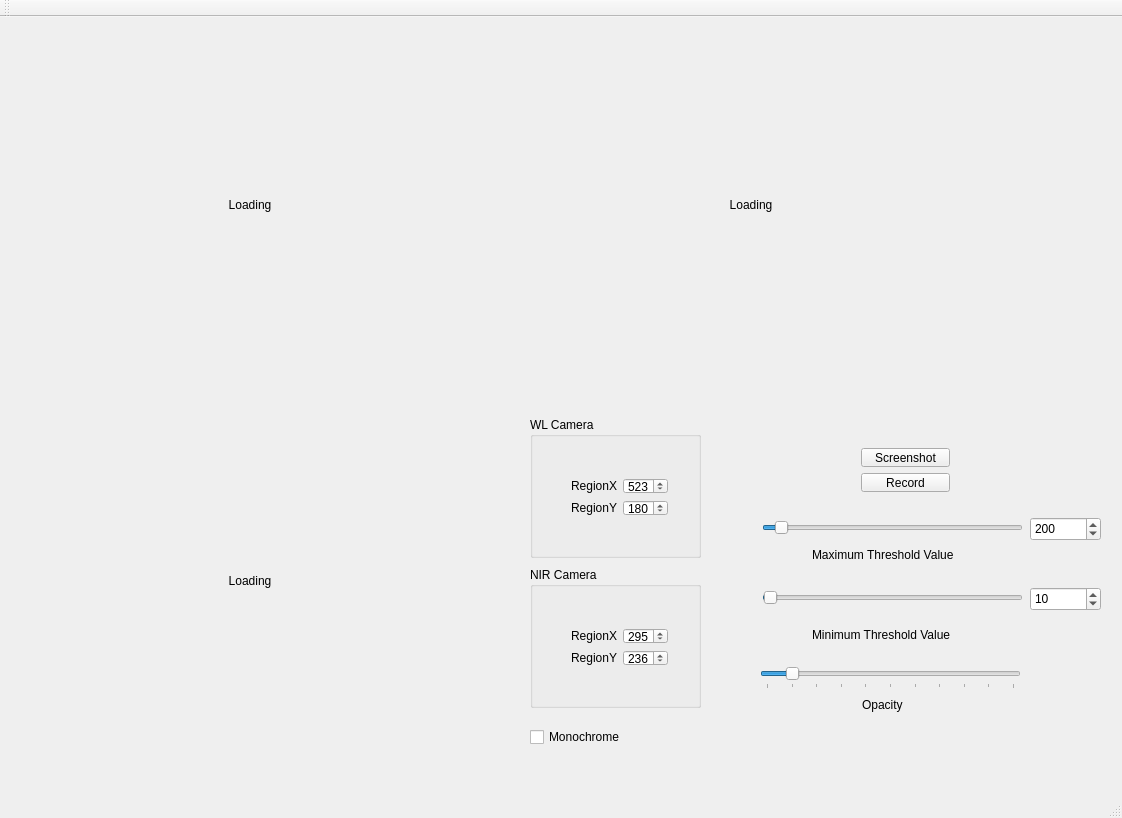
The window that multichannelviewer.ui (Solid-Sponge/MultiChannelViewer) describes before a commit, drawn with Qt 5.
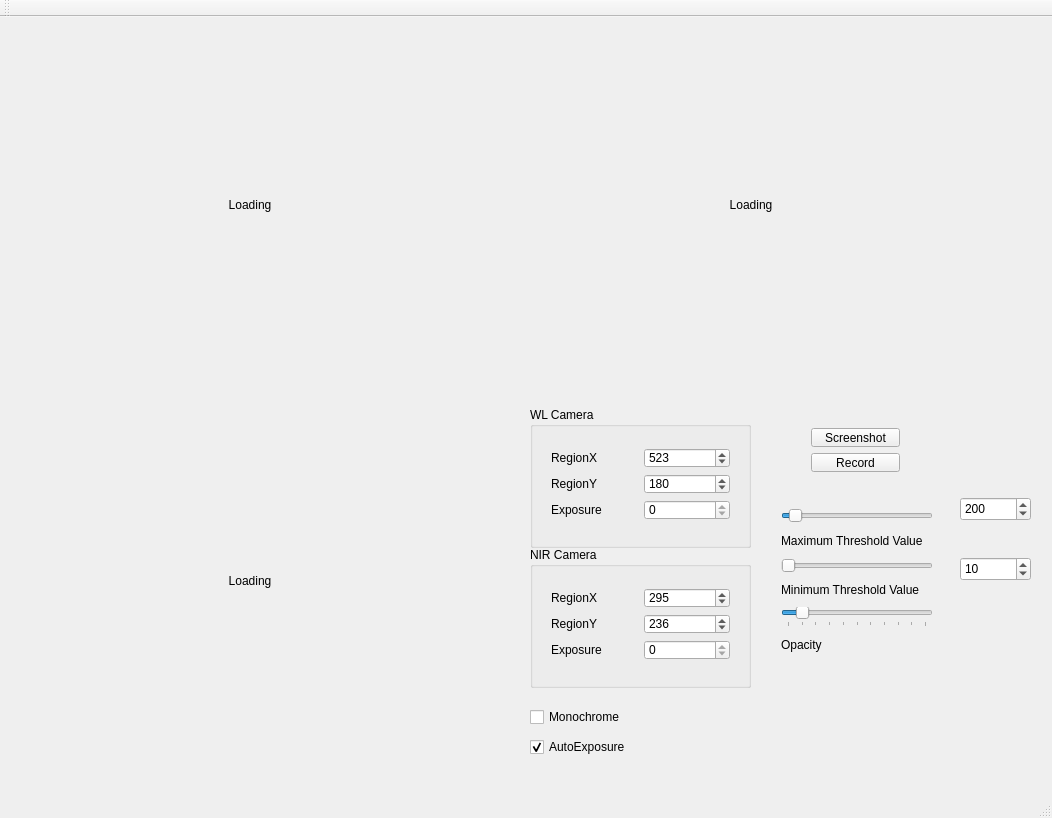
The same window after the commit.

Commit message:
Added manual exposure option
Reworked UI to include manual exposure boxes for each camera.
Checking the Autoexposure checkbox toggles auto/manual exposure.

Diff of the .ui file:
```diff
--- a/multichannelviewer.ui
+++ b/multichannelviewer.ui
@@ -6,7 +6,7 @@
    <rect>
     <x>0</x>
     <y>0</y>
-    <width>1122</width>
+    <width>1052</width>
     <height>818</height>
    </rect>
   </property>
@@ -58,32 +58,6 @@
      <set>Qt::AlignCenter</set>
     </property>
    </widget>
-   <widget class="QLabel" name="label">
-    <property name="geometry">
-     <rect>
-      <x>812</x>
-      <y>610</y>
-      <width>171</width>
-      <height>16</height>
-     </rect>
-    </property>
-    <property name="text">
-     <string>Minimum Threshold Value</string>
-    </property>
-   </widget>
-   <widget class="QLabel" name="label_2">
-    <property name="geometry">
-     <rect>
-      <x>812</x>
-      <y>530</y>
-      <width>171</width>
-      <height>16</height>
-     </rect>
-    </property>
-    <property name="text">
-     <string>Maximum Threshold Value</string>
-    </property>
-   </widget>
    <widget class="QLabel" name="cam_3">
     <property name="geometry">
      <rect>
@@ -110,7 +84,7 @@
     <property name="geometry">
      <rect>
       <x>530</x>
-      <y>710</y>
+      <y>690</y>
       <width>111</width>
       <height>20</height>
      </rect>
@@ -122,8 +96,8 @@
    <widget class="QSpinBox" name="maxVal_spinbox">
     <property name="geometry">
      <rect>
-      <x>1030</x>
-      <y>500</y>
+      <x>960</x>
+      <y>480</y>
       <width>71</width>
       <height>24</height>
      </rect>
@@ -138,8 +112,8 @@
    <widget class="QSpinBox" name="minVal_spinbox">
     <property name="geometry">
      <rect>
-      <x>1030</x>
-      <y>570</y>
+      <x>960</x>
+      <y>540</y>
       <width>71</width>
       <height>24</height>
      </rect>
@@ -151,104 +125,25 @@
      <number>10</number>
     </property>
    </widget>
-   <widget class="QSlider" name="opacitySlider">
-    <property name="geometry">
-     <rect>
-      <x>760</x>
-      <y>650</y>
-      <width>261</width>
-      <height>22</height>
-     </rect>
-    </property>
-    <property name="maximum">
-     <number>10</number>
-    </property>
-    <property name="value">
-     <number>1</number>
-    </property>
-    <property name="orientation">
-     <enum>Qt::Horizontal</enum>
-    </property>
-    <property name="tickPosition">
-     <enum>QSlider::TicksBelow</enum>
-    </property>
-    <property name="tickInterval">
-     <number>1</number>
-    </property>
-   </widget>
-   <widget class="QLabel" name="label_3">
-    <property name="geometry">
-     <rect>
-      <x>862</x>
-      <y>680</y>
-      <width>61</width>
-      <height>16</height>
-     </rect>
-    </property>
-    <property name="text">
-     <string>Opacity</string>
-    </property>
-   </widget>
-   <widget class="QSlider" name="maxVal">
-    <property name="geometry">
-     <rect>
-      <x>762</x>
-      <y>500</y>
-      <width>261</width>
-      <height>22</height>
-     </rect>
-    </property>
-    <property name="maximum">
-     <number>4096</number>
-    </property>
-    <property name="value">
-     <number>200</number>
-    </property>
-    <property name="sliderPosition">
-     <number>200</number>
-    </property>
-    <property name="orientation">
-     <enum>Qt::Horizontal</enum>
-    </property>
-   </widget>
-   <widget class="QSlider" name="minVal">
-    <property name="geometry">
-     <rect>
-      <x>762</x>
-      <y>570</y>
-      <width>261</width>
-      <height>22</height>
-     </rect>
-    </property>
-    <property name="maximum">
-     <number>4096</number>
-    </property>
-    <property name="value">
-     <number>10</number>
-    </property>
-    <property name="orientation">
-     <enum>Qt::Horizontal</enum>
-    </property>
-   </widget>
    <widget class="QGroupBox" name="WL_camera">
     <property name="geometry">
      <rect>
       <x>530</x>
-      <y>400</y>
-      <width>171</width>
+      <y>390</y>
+      <width>221</width>
       <height>141</height>
      </rect>
     </property>
     <property name="title">
      <string>WL Camera</string>
     </property>
-    <widget class="QWidget" name="layoutWidget">
+    <widget class="QWidget" name="">
      <property name="geometry">
       <rect>
-       <x>30</x>
-       <y>50</y>
-       <width>119</width>
-       <height>60</height>
+       <x>10</x>
+       <y>30</y>
+       <width>201</width>
+       <height>94</height>
       </rect>
      </property>
      <layout class="QGridLayout" name="gridLayout">
@@ -286,6 +181,26 @@
         </property>
        </widget>
       </item>
+      <item row="2" column="0">
+       <widget class="QLabel" name="label_8">
+        <property name="text">
+         <string>Exposure</string>
+        </property>
+       </widget>
+      </item>
+      <item row="2" column="1">
+       <widget class="QSpinBox" name="WL_Exposure">
+        <property name="readOnly">
+         <bool>true</bool>
+        </property>
+        <property name="maximum">
+         <number>1000000</number>
+        </property>
+        <property name="singleStep">
+         <number>100</number>
+        </property>
+       </widget>
+      </item>
      </layout>
     </widget>
    </widget>
@@ -293,21 +208,21 @@
     <property name="geometry">
      <rect>
       <x>530</x>
-      <y>550</y>
-      <width>171</width>
+      <y>530</y>
+      <width>221</width>
       <height>141</height>
      </rect>
     </property>
     <property name="title">
      <string>NIR Camera</string>
     </property>
-    <widget class="QWidget" name="layoutWidget">
+    <widget class="QWidget" name="">
      <property name="geometry">
       <rect>
-       <x>30</x>
-       <y>50</y>
-       <width>119</width>
-       <height>60</height>
+       <x>10</x>
+       <y>30</y>
+       <width>201</width>
+       <height>94</height>
       </rect>
      </property>
      <layout class="QGridLayout" name="gridLayout_2">
@@ -345,14 +260,34 @@
         </property>
        </widget>
       </item>
+      <item row="2" column="0">
+       <widget class="QLabel" name="label_9">
+        <property name="text">
+         <string>Exposure</string>
+        </property>
+       </widget>
+      </item>
+      <item row="2" column="1">
+       <widget class="QSpinBox" name="NIR_Exposure">
+        <property name="readOnly">
+         <bool>true</bool>
+        </property>
+        <property name="maximum">
+         <number>1000000</number>
+        </property>
+        <property name="singleStep">
+         <number>100</number>
+        </property>
+       </widget>
+      </item>
      </layout>
     </widget>
    </widget>
    <widget class="QWidget" name="layoutWidget">
     <property name="geometry">
      <rect>
-      <x>850</x>
-      <y>420</y>
+      <x>800</x>
+      <y>400</y>
       <width>111</width>
       <height>66</height>
      </rect>
@@ -377,6 +312,103 @@
      </item>
     </layout>
    </widget>
+   <widget class="QCheckBox" name="AutoExposure">
+    <property name="geometry">
+     <rect>
+      <x>530</x>
+      <y>720</y>
+      <width>111</width>
+      <height>20</height>
+     </rect>
+    </property>
+    <property name="text">
+     <string>AutoExposure</string>
+    </property>
+    <property name="checked">
+     <bool>true</bool>
+    </property>
+   </widget>
+   <widget class="QWidget" name="">
+    <property name="geometry">
+     <rect>
+      <x>770</x>
+      <y>480</y>
+      <width>174</width>
+      <height>170</height>
+     </rect>
+    </property>
+    <layout class="QVBoxLayout" name="verticalLayout_2">
+     <item>
+      <widget class="QSlider" name="maxVal">
+       <property name="maximum">
+        <number>4096</number>
+       </property>
+       <property name="value">
+        <number>200</number>
+       </property>
+       <property name="sliderPosition">
+        <number>200</number>
+       </property>
+       <property name="orientation">
+        <enum>Qt::Horizontal</enum>
+       </property>
+      </widget>
+     </item>
+     <item>
+      <widget class="QLabel" name="label_2">
+       <property name="text">
+        <string>Maximum Threshold Value</string>
+       </property>
+      </widget>
+     </item>
+     <item>
+      <widget class="QSlider" name="minVal">
+       <property name="maximum">
+        <number>4096</number>
+       </property>
+       <property name="value">
+        <number>10</number>
+       </property>
+       <property name="orientation">
+        <enum>Qt::Horizontal</enum>
+       </property>
+      </widget>
+     </item>
+     <item>
+      <widget class="QLabel" name="label">
+       <property name="text">
+        <string>Minimum Threshold Value</string>
+       </property>
+      </widget>
+     </item>
+     <item>
+      <widget class="QSlider" name="opacitySlider">
+       <property name="maximum">
+        <number>10</number>
+       </property>
+       <property name="value">
+        <number>1</number>
+       </property>
+       <property name="orientation">
+        <enum>Qt::Horizontal</enum>
+       </property>
+       <property name="tickPosition">
+        <enum>QSlider::TicksBelow</enum>
+       </property>
+       <property name="tickInterval">
+        <number>1</number>
+       </property>
+      </widget>
+     </item>
+     <item>
+      <widget class="QLabel" name="label_3">
+       <property name="text">
+        <string>Opacity</string>
+       </property>
+      </widget>
+     </item>
+    </layout>
+   </widget>
   </widget>
   <widget class="QMenuBar" name="menuBar">
    <property name="geometry">
```
Left out of the diff: 4 changed lines with no effect on the pictures. The commit also changes 3 other files.
